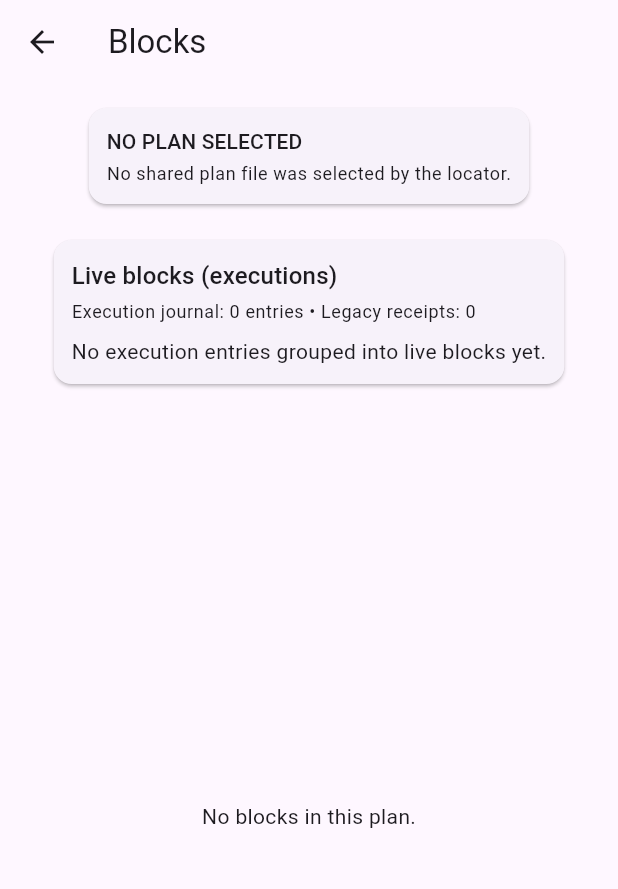
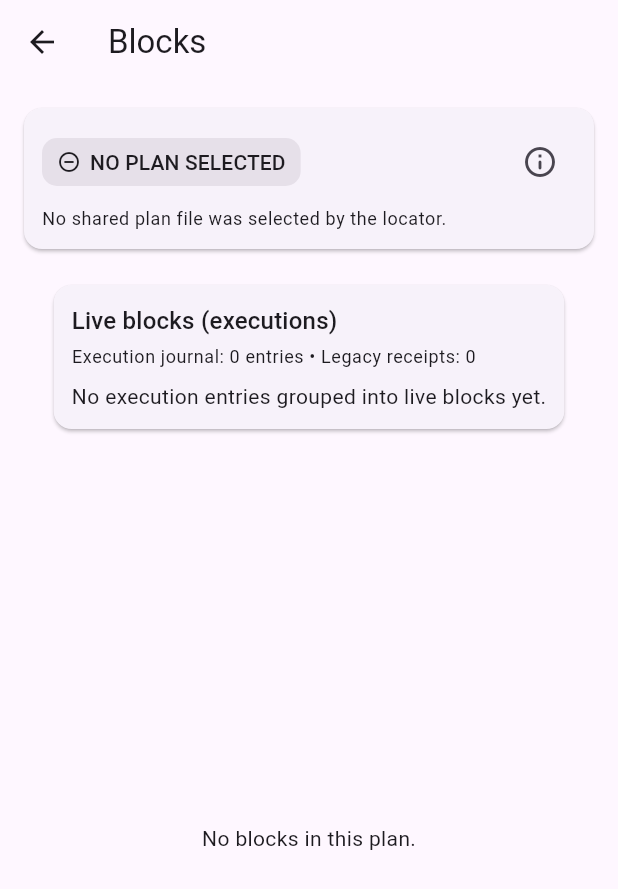
Before and after one commit to Baker413/AU-Insights, a Flutter app: the BlocksScreen screen opened directly with empty values, on a phone screen of 412 x 824 dp. Shown: the top 889 px of the screen. Run offline on Flutter 3.47's test engine with Material 3 defaults, Android fonts, the phone set to English and light mode, and no system bars; missing offline and left inert: au_core.

Commit message:
runtime: differentiate plan selection states + help affordance

```diff
--- a/lib/widgets/plan_selection_banner.dart
+++ b/lib/widgets/plan_selection_banner.dart
@@ -18,15 +18,51 @@
     return v.split(Platform.pathSeparator).last;
   }
 
+  void _showHelp(BuildContext context) {
+    showDialog<void>(
+      context: context,
+      builder: (dialogContext) {
+        return AlertDialog(
+          title: const Text('Plan selection'),
+          content: const SingleChildScrollView(
+            child: Text(
+              'AU Insights shows how the shared plan file was selected.\n\n'
+              'ACTIVE PLAN\n'
+              '• Selected by active-account pointer (the intended, stable selection).\n\n'
+              'DRAFT / ALT PLAN\n'
+              '• Selected by newest per-account scan when no active pointer exists.\n\n'
+              'DRAFT / ALT (LEGACY)\n'
+              '• Selected by legacy fallback logic for older artifacts.\n\n'
+              'NO PLAN\n'
+              '• The locator did not select any shared plan file.\n\n'
+              'UNKNOWN\n'
+              '• The token is not recognized by this UI (may indicate version drift).',
+            ),
+          ),
+          actions: [
+            TextButton(
+              onPressed: () => Navigator.of(dialogContext).pop(),
+              child: const Text('Close'),
+            ),
+          ],
+        );
+      },
+    );
+  }
+
   @override
   Widget build(BuildContext context) {
     final theme = Theme.of(context);
+    final cs = theme.colorScheme;
 
     final reason = (selectionReason ?? '').trim();
     final fileName = _baseName(selectedPlanPath);
 
     String title;
     String subtitle;
+    IconData icon;
+    Color bg;
+    Color fg;
 
     // Contract truth (au_core SharedPlanLocatorV1):
     // - activeAccountPointer = ACTIVE
@@ -35,18 +71,33 @@
     if (reason == 'activeAccountPointer') {
       title = 'ACTIVE PLAN';
       subtitle = 'Selected by active-account pointer.';
+      icon = Icons.verified_rounded;
+      bg = cs.primaryContainer;
+      fg = cs.onPrimaryContainer;
     } else if (reason == 'newestPerAccountScan') {
       title = 'DRAFT / ALT PLAN';
       subtitle = 'Selected by newest per-account scan (no active pointer).';
+      icon = Icons.history_rounded;
+      bg = cs.tertiaryContainer;
+      fg = cs.onTertiaryContainer;
     } else if (reason == 'legacyFallback') {
       title = 'DRAFT / ALT PLAN (LEGACY)';
       subtitle = 'Selected by legacy fallback.';
+      icon = Icons.inventory_2_rounded;
+      bg = cs.tertiaryContainer;
+      fg = cs.onTertiaryContainer;
     } else if (reason == 'none' || reason.isEmpty) {
       title = 'NO PLAN SELECTED';
       subtitle = 'No shared plan file was selected by the locator.';
+      icon = Icons.remove_circle_outline_rounded;
+      bg = cs.surfaceContainerHighest;
+      fg = cs.onSurface;
     } else {
       title = 'PLAN SELECTION (UNKNOWN)';
       subtitle = 'Selection reason token is not recognized by this UI.';
+      icon = Icons.help_outline_rounded;
+      bg = cs.errorContainer;
+      fg = cs.onErrorContainer;
     }
 
     final metaBits = <String>[];
@@ -62,8 +113,36 @@
         child: Column(
           crossAxisAlignment: CrossAxisAlignment.start,
           children: [
-            Text(title, style: theme.textTheme.titleSmall),
-            const SizedBox(height: 4),
+            Row(
+              crossAxisAlignment: CrossAxisAlignment.center,
+              children: [
+                Container(
+                  decoration: BoxDecoration(
+                    color: bg,
+                    borderRadius: BorderRadius.circular(10),
+                  ),
+                  padding: const EdgeInsets.symmetric(horizontal: 10, vertical: 6),
+                  child: Row(
+                    mainAxisSize: MainAxisSize.min,
+                    children: [
+                      Icon(icon, size: 16, color: fg),
+                      const SizedBox(width: 6),
+                      Text(
+                        title,
+                        style: theme.textTheme.titleSmall?.copyWith(color: fg),
+                      ),
+                    ],
+                  ),
+                ),
+                const Spacer(),
+                IconButton(
+                  tooltip: 'What is this?',
+                  onPressed: () => _showHelp(context),
+                  icon: const Icon(Icons.info_outline_rounded),
+                ),
+              ],
+            ),
+            const SizedBox(height: 6),
             Text(subtitle, style: theme.textTheme.bodySmall),
             if (metaLine.isNotEmpty) ...[
               const SizedBox(height: 8),
```
